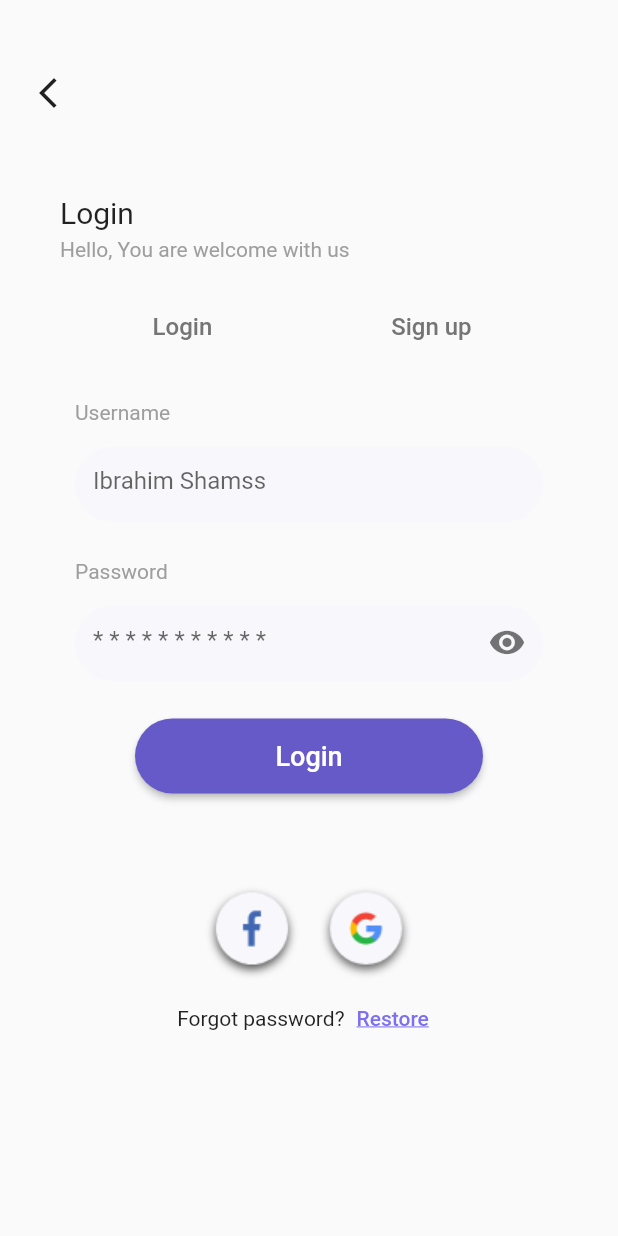
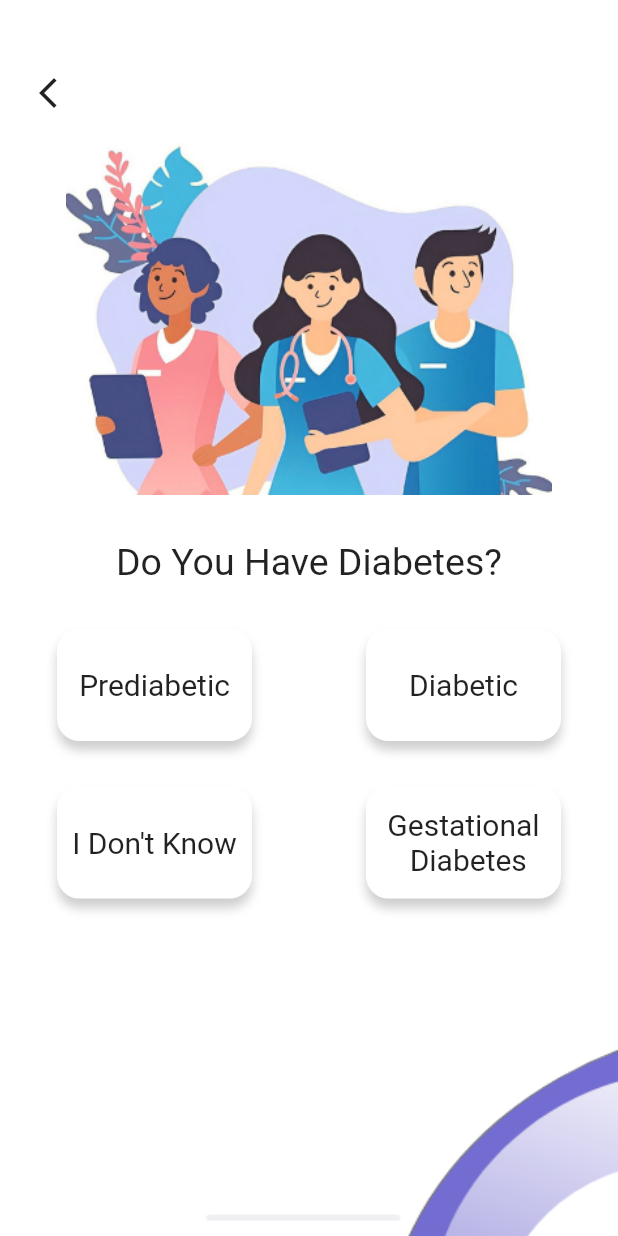
Before and after one commit to eng-ahmedabdo/Diabetes_Care_App, a Flutter app: the screen it shows after launch, on a phone screen of 412 x 824 dp. Run offline on Flutter 3.47's test engine with Material 2 defaults, Android fonts, the phone set to English and light mode, and no system bars; our stand-ins replace table_calendar.

Commit message:
Second update

```diff
--- /dev/null
+++ b/lib/diabetes_screen.dart
@@ -0,0 +1,137 @@
+// ignore_for_file: avoid_unnecessary_containers, prefer_const_literals_to_create_immutables, prefer_const_constructors, sized_box_for_whitespace, use_key_in_widget_constructors, must_be_immutable
+
+import 'package:flutter/material.dart';
+
+const activeColor = Color(0xFF736DD2);
+const inActiveColor = Color(0xFFFFFFFF);
+
+class DiabetesScreen extends StatefulWidget {
+  const DiabetesScreen({Key? key}) : super(key: key);
+
+  @override
+  State<DiabetesScreen> createState() => _DiabetesScreenState();
+}
+
+class _DiabetesScreenState extends State<DiabetesScreen> {
+  @override
+  Widget build(BuildContext context) {
+    return Scaffold(
+      body: Stack(
+        children: [
+          Image(
+            image: AssetImage('assets/background.png'),
+            width: double.infinity,
+            fit: BoxFit.fill,
+          ),
+          Padding(
+            padding: const EdgeInsets.only(top: 50, left: 20),
+            child: Icon(Icons.arrow_back_ios_new),
+          ),
+          Padding(
+            padding: const EdgeInsets.only(top: 90),
+            child: Container(
+
+              child: Column(
+                crossAxisAlignment: CrossAxisAlignment.start,
+                children: [
+                  Center(
+                    child: Image(
+                      image: AssetImage('assets/diabetes.png') ,
+                      width: 340,
+                      height: 240,
+                    ),
+                  ),
+                  SizedBox(
+                    height: 30,
+                  ),
+                  Center(
+                    child: Text(
+                      "Do You Have Diabetes?",
+                      style: TextStyle(
+                        fontSize: 25,
+                      ),
+                    ),
+                  ),
+                  SizedBox(
+                    height: 30,
+                  ),
+                  Row(
+                    mainAxisAlignment: MainAxisAlignment.spaceAround,
+                    children: [
+                      ContainerBox(
+                        onTap: (){},
+                        text: "Prediabetic",
+                      ),
+                      ContainerBox(
+                        onTap: (){},
+                        text: "Diabetic",
+                      ),
+                    ],
+                  ),
+                  SizedBox(
+                    height: 30,
+                  ),
+                  Row(
+                    mainAxisAlignment: MainAxisAlignment.spaceAround,
+                    children: [
+                      ContainerBox(
+                        onTap: (){},
+                        text: "I Don't Know",
+                      ),
+                      ContainerBox(
+                        onTap: (){},
+                        text: "Gestational\n   Diabetes",
+                      ),
+                    ],
+                  ),
+                ],
+              ),
+            ),
+          ),
+        ],
+      ),
+    );
+  }
+}
+
+class ContainerBox extends StatelessWidget {
+  String? text;
+  Function? onTap;
+  ContainerBox({@required this.text , @required this.onTap});
+
+  @override
+  Widget build(BuildContext context) {
+    return GestureDetector(
+      onTap: (){
+        onTap;
+      },
+      child: Container(
+        width: 130,
+        height: 75,
+        decoration: BoxDecoration(
+            border: Border.all(
+              color: Colors.white,
+            ),
+            borderRadius: BorderRadius.circular(15.0),
+            color: Colors.white,
+            boxShadow: [
+              BoxShadow(
+                color: Colors.grey.withOpacity(0.5),
+                spreadRadius: 0.0,
+                blurRadius: 5.0,
+                offset: Offset(0, 6),
+              ),
+            ]
+        ),
+        child: Center(
+          child: Text(
+            text!,
+            style: TextStyle(
+              fontSize: 20,
+            ),
+          ),
+        ),
+      ),
+    );
+  }
+}
--- a/lib/main.dart
+++ b/lib/main.dart
@@ -1,5 +1,7 @@
-// ignore_for_file: prefer_const_constructors
+// ignore_for_file: prefer_const_constructors, prefer_const_literals_to_create_immutables
 
+import 'package:diabetes_care/date_screen.dart';
+import 'package:diabetes_care/diabetes_screen.dart';
 import 'package:diabetes_care/login_screen.dart';
 import 'package:diabetes_care/symptoms_screen.dart';
 import 'package:flutter/material.dart';
@@ -19,7 +21,7 @@ class MyApp extends StatelessWidget {
     return MaterialApp(
       debugShowCheckedModeBanner: false,
       title: 'Diabetes Care',
-      home: LoginScreen(),
+      home: DiabetesScreen(),
     );
   }
 }
--- a/pubspec.yaml
+++ b/pubspec.yaml
@@ -35,6 +35,7 @@ dependencies:
   # The following adds the Cupertino Icons font to your application.
   # Use with the CupertinoIcons class for iOS style icons.
   cupertino_icons: ^1.0.5
+  table_calendar: ^3.0.9
 
 dev_dependencies:
   flutter_test:
```
Also changed, not shown: lib/date_screen.dart (added, +145 -0 lines), assets/diabetes.png (added), pubspec.lock.
